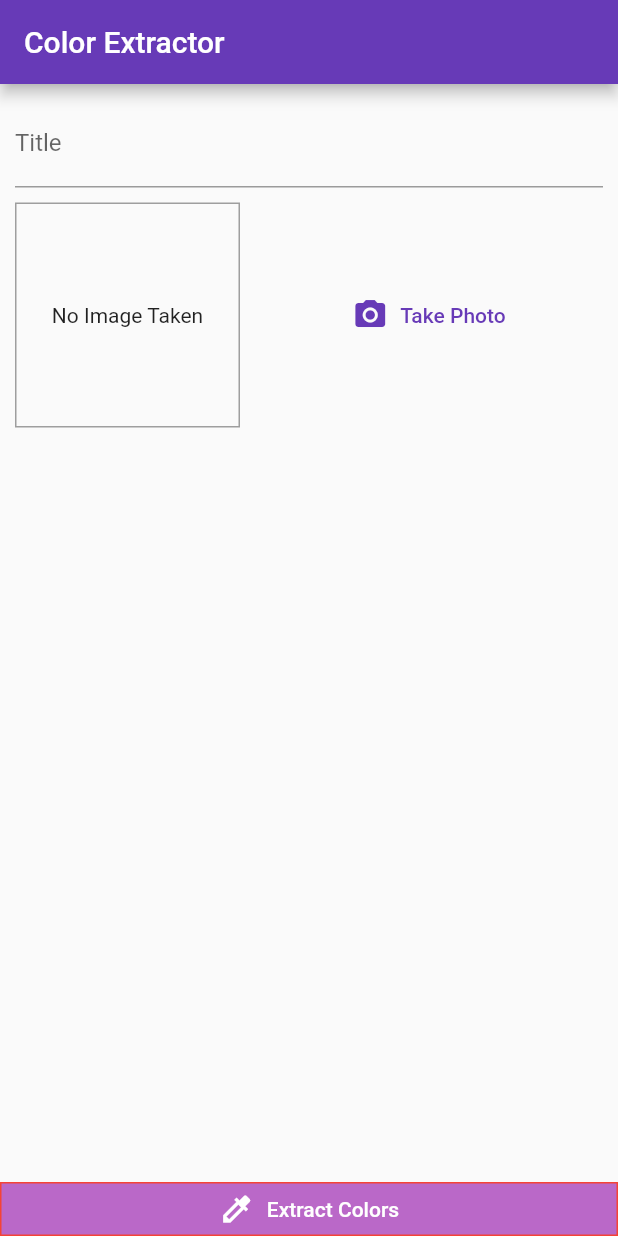
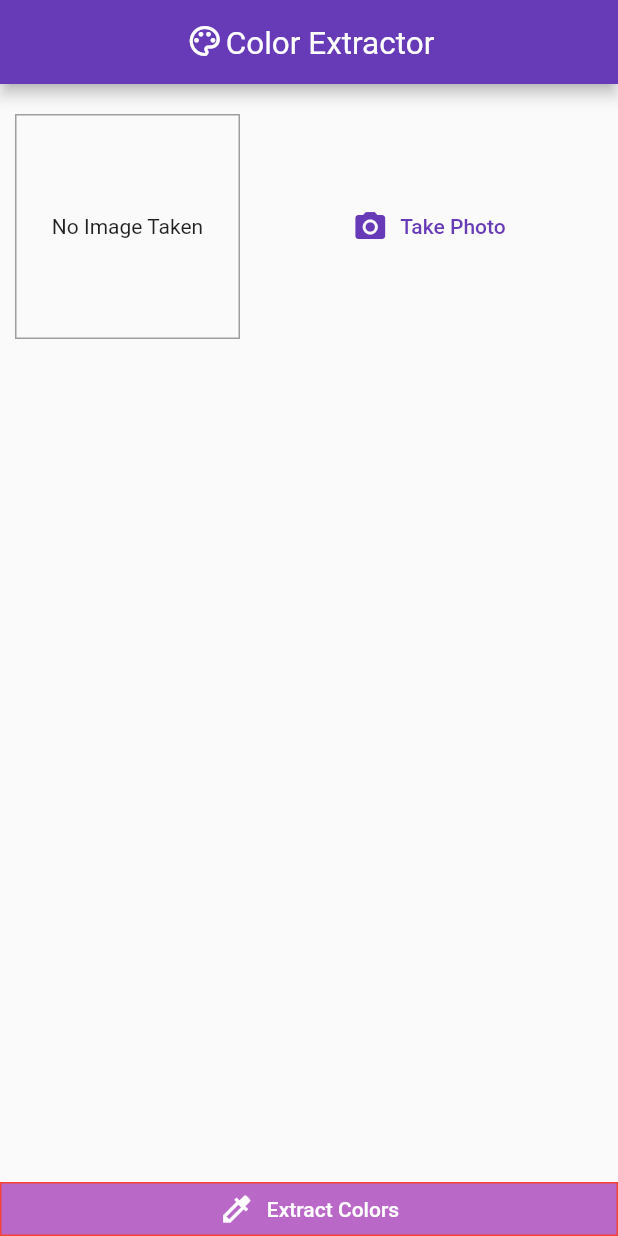
Before and after one commit to LRS4/colorextractor, a Flutter app: the screen it shows after launch, on a phone screen of 412 x 824 dp. Run offline on Flutter 3.47's test engine with Material 2 defaults, Android fonts, the phone set to English and light mode, and no system bars; our stand-ins replace image_picker.

Commit message:
Add icon to app bar

```diff
--- a/lib/palette_screen.dart
+++ b/lib/palette_screen.dart
@@ -1,3 +1,4 @@
+import 'dart:io';
 import 'package:flutter/material.dart';
 import '../widgets/image_input.dart';
 
@@ -11,7 +12,28 @@ class _ShowPaletteScreenState extends State<ShowPaletteScreen> {
   @override
   Widget build(BuildContext context) {
     return Scaffold(
-        appBar: AppBar(title: Text("Color Extractor")),
+        appBar: AppBar(
+          title: RichText(
+            text: TextSpan(
+              children: [
+                WidgetSpan(
+                  child: Padding(
+                    padding: const EdgeInsets.symmetric(horizontal: 2.0),
+                    child: Icon(Icons.palette_outlined)
+                  ),
+                ),
+                TextSpan(
+                  text: 'Color Extractor',
+                  style: TextStyle(
+                    fontSize: 21
+                  )
+                ),
+              ],
+            ),
+          ),
+          centerTitle: true,
+
+        ),
         body: Column(
           mainAxisAlignment: MainAxisAlignment.spaceBetween,
           crossAxisAlignment: CrossAxisAlignment.stretch,
@@ -22,9 +44,9 @@ class _ShowPaletteScreenState extends State<ShowPaletteScreen> {
                   padding: EdgeInsets.all(10),
                   child: Column(
                     children: <Widget>[
-                      TextField(
-                        decoration: InputDecoration(labelText: "Title")
-                      ),
+                      //TextField(
+                        //decoration: InputDecoration(labelText: "Title")
+                      //),
                       SizedBox(height: 10),
                       ImageInput()
                     ],
@@ -35,20 +57,25 @@ class _ShowPaletteScreenState extends State<ShowPaletteScreen> {
             ElevatedButton.icon(
                 icon: Icon(Icons.colorize),
                 label: Text("Extract Colors"),
-                onPressed: () {},
+                onPressed: () { },
                 style: ButtonStyle(
                     foregroundColor:
-                        MaterialStateProperty.all<Color>(Colors.white),
+                      MaterialStateProperty.all<Color>(Colors.white),
                     padding: MaterialStateProperty.all<EdgeInsetsGeometry>(
-                        EdgeInsets.zero),
+                      EdgeInsets.zero
+                    ),
                     elevation: MaterialStateProperty.all<double>(0.0),
                     tapTargetSize: MaterialTapTargetSize.shrinkWrap,
                     backgroundColor: MaterialStateProperty.all<Color>(
-                        Colors.purple.shade300),
+                      Colors.purple.shade300),
                     shape: MaterialStateProperty.all<RoundedRectangleBorder>(
-                        RoundedRectangleBorder(
-                            borderRadius: BorderRadius.zero,
-                            side: BorderSide(color: Colors.red)))))
+                      RoundedRectangleBorder(
+                          borderRadius: BorderRadius.zero,
+                          side: BorderSide(color: Colors.red)
+                      )
+                    )
+                )
+              )
           ],
         ));
   }
```
